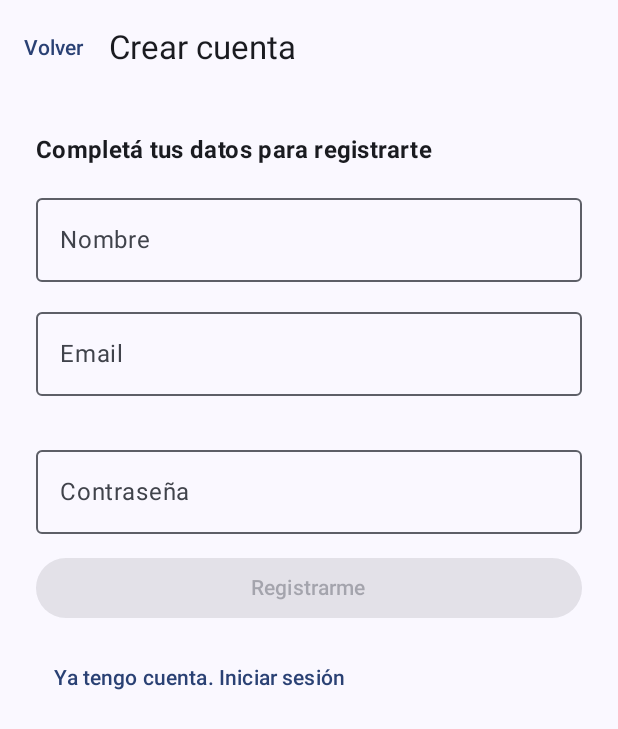
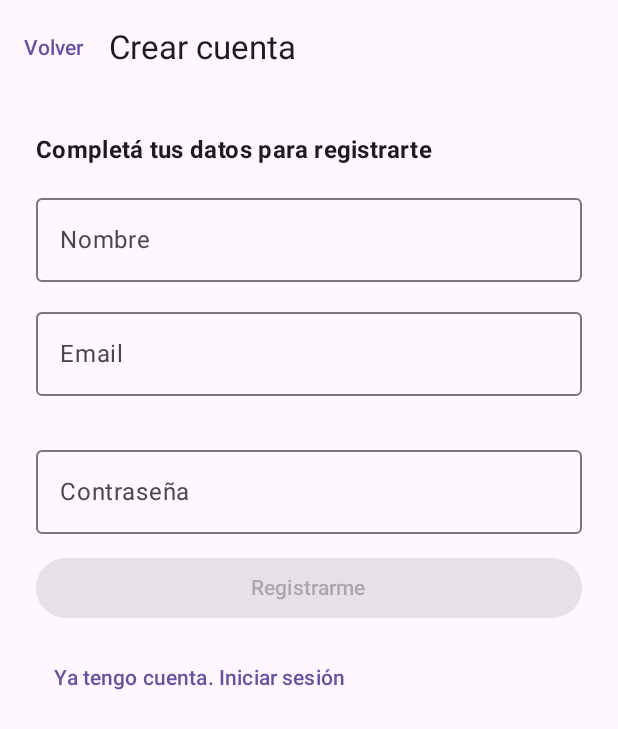
Before and after one commit to DjWal4/Tp.Movil2.UnlaM.Tuiter, an Android app built with Jetpack Compose: the screen it shows after launch (MainActivity), after a tap on "¿No tenés cuenta? Crear cuenta", on a phone screen of 412 x 824 dp. Shown: the top 729 px of the screen. Run offline under Robolectric (Android 15) with nearby library versions, the phone set to English and light mode, and no system bars; our stand-ins replace Room's generated code; libraries missing offline, so code that uses them is left out: androidx.room3, androidx.room3.migration; 5 statements that could not run were skipped.

Commit message:
fix(ui): fuerza el tema claro y agrega Surface de fondo
Con el celular en modo oscuro, Compose usaba la paleta oscura (textos
claros) sobre la ventana clara de themes.xml: todo el texto del login
quedaba casi invisible. Ahora el tema es siempre claro, sin color
dinamico, y el contenido se pinta sobre un Surface con el color de
fondo del tema.

TextFieldColors decide por la luminancia del esquema (no por el modo
del sistema) y usa un gris mas oscuro para el texto y las etiquetas.

Verificado en el dispositivo midiendo los pixeles de una captura:
texto #1F1F1F sobre #FEF7FF y botones #6650A4 con texto blanco.

```diff
--- a/app/src/main/java/ar/edu/unlam/tuiter/ui/theme/TextFieldColors.kt
+++ b/app/src/main/java/ar/edu/unlam/tuiter/ui/theme/TextFieldColors.kt
@@ -3,47 +3,65 @@ package ar.edu.unlam.tuiter.ui.theme
 // ============================================================
 // COLORES DE LOS CAMPOS DE TEXTO (mejora de legibilidad)
 // ============================================================
-// Problema: con el tema dinámico de Android, el texto que el usuario
-// escribe en los campos quedaba con un gris muy claro y no se leía bien.
+// Problema: el texto que el usuario escribe en los campos quedaba con un
+// gris muy claro y no se leía bien sobre el fondo claro del formulario.
 //
 // Solución: un solo lugar donde definimos el color del texto escrito y
 // del cursor. Cualquier pantalla que lo necesite usa `tuiterTextFieldColors()`
 // y queda con el mismo aspecto (interfaz consistente).
 //
-// Se adapta al tema:
-//  - Fondo claro -> texto gris oscuro.
-//  - Fondo oscuro -> texto gris claro.
+// IMPORTANTE (corrección): antes decidíamos con `isSystemInDarkTheme()`,
+// que mira si el CELULAR está en modo oscuro. Eso era un error: el celular
+// puede estar en modo oscuro mientras la app usa el tema claro. Ahora
+// decidimos según la LUMINANCIA del fondo real del tema (colorScheme).
+// Así el color del texto siempre contrasta con el fondo que se ve de verdad.
 
-import androidx.compose.foundation.isSystemInDarkTheme
 import androidx.compose.material3.MaterialTheme
 import androidx.compose.material3.OutlinedTextFieldDefaults
 import androidx.compose.material3.TextFieldColors
 import androidx.compose.runtime.Composable
 import androidx.compose.ui.graphics.Color
+import androidx.compose.ui.graphics.luminance
 
-// Gris oscuro: se lee bien sobre el fondo claro del formulario.
-private val TextoCampoClaro = Color(0xFF3A3A3A)
+// Gris muy oscuro: máximo contraste sobre el fondo claro del formulario.
+private val TextoCampoClaro = Color(0xFF1F1F1F)
 
-// Gris claro: se lee bien si el celular está en modo oscuro.
-private val TextoCampoOscuro = Color(0xFFEDEDED)
+// Gris claro: se lee bien si algún día se usa un fondo oscuro.
+private val TextoCampoOscuro = Color(0xFFF2F2F2)
+
+// Gris para la etiqueta ("Email", "Contraseña") cuando el campo NO tiene foco.
+// Es más oscuro que el onSurfaceVariant del tema, para que se lea bien.
+private val EtiquetaCampoClaro = Color(0xFF44474E)
+private val EtiquetaCampoOscuro = Color(0xFFCAC4D0)
 
 // Devuelve la paleta de colores para un OutlinedTextField.
 // Se usa así:  OutlinedTextField(..., colors = tuiterTextFieldColors())
 @Composable
 fun tuiterTextFieldColors(): TextFieldColors {
-    // ¿El celular está en modo oscuro?
-    val modoOscuro = isSystemInDarkTheme()
+    // ¿El fondo del tema es oscuro? Lo medimos con su luminancia:
+    // 0 = negro, 1 = blanco. Menos de 0.5 significa fondo oscuro.
+    // Esto es más confiable que preguntarle al sistema operativo.
+    val fondoOscuro = MaterialTheme.colorScheme.background.luminance() < 0.5f
 
     // Color del texto que escribe el usuario (el mismo con o sin foco).
-    val colorTexto = if (modoOscuro) TextoCampoOscuro else TextoCampoClaro
+    val colorTexto = if (fondoOscuro) TextoCampoOscuro else TextoCampoClaro
+
+    // Color de la etiqueta cuando el campo está sin foco.
+    val colorEtiqueta = if (fondoOscuro) EtiquetaCampoOscuro else EtiquetaCampoClaro
 
     return OutlinedTextFieldDefaults.colors(
         // Texto escrito por el usuario.
         focusedTextColor = colorTexto,
         unfocusedTextColor = colorTexto,
-        // Etiqueta ("Email", "Contraseña"): violeta al enfocar, gris al resto.
+        // Etiqueta ("Email", "Contraseña"): violeta al enfocar, gris legible al resto.
         focusedLabelColor = MaterialTheme.colorScheme.primary,
-        unfocusedLabelColor = MaterialTheme.colorScheme.onSurfaceVariant,
+        unfocusedLabelColor = colorEtiqueta,
+        // Texto de ayuda/placeholder, por si se agrega más adelante.
+        focusedPlaceholderColor = colorEtiqueta,
+        unfocusedPlaceholderColor = colorEtiqueta,
+        // Borde del campo: se ve claramente cuál está enfocado.
+        focusedBorderColor = MaterialTheme.colorScheme.primary,
+        unfocusedBorderColor = colorEtiqueta,
         // Cursor (la barrita que parpadea al escribir).
         cursorColor = MaterialTheme.colorScheme.primary
     )
--- a/app/src/main/java/ar/edu/unlam/tuiter/ui/theme/Theme.kt
+++ b/app/src/main/java/ar/edu/unlam/tuiter/ui/theme/Theme.kt
@@ -2,13 +2,17 @@ package ar.edu.unlam.tuiter.ui.theme
 
 import android.app.Activity
 import android.os.Build
-import androidx.compose.foundation.isSystemInDarkTheme
+// Se quitó el import de isSystemInDarkTheme: ya no lo usamos porque la app
+// fuerza el tema claro (ver la explicación en UNLaMTuiterTheme).
+import androidx.compose.foundation.layout.fillMaxSize
 import androidx.compose.material3.MaterialTheme
+import androidx.compose.material3.Surface
 import androidx.compose.material3.darkColorScheme
 import androidx.compose.material3.dynamicDarkColorScheme
 import androidx.compose.material3.dynamicLightColorScheme
 import androidx.compose.material3.lightColorScheme
 import androidx.compose.runtime.Composable
+import androidx.compose.ui.Modifier
 import androidx.compose.ui.platform.LocalContext
 
 private val DarkColorScheme = darkColorScheme(
@@ -35,9 +39,23 @@ private val LightColorScheme = lightColorScheme(
 
 @Composable
 fun UNLaMTuiterTheme(
-    darkTheme: Boolean = isSystemInDarkTheme(),
+    // ============================================================
+    // ARREGLO DE LEGIBILIDAD (por qué el tema está fijo en claro)
+    // ============================================================
+    // Antes: darkTheme = isSystemInDarkTheme(). El celular de prueba está en
+    // modo oscuro, así que Compose elegía DarkColorScheme (textos claros:
+    // #D0BCFF, #CAC4D0), pero la ventana de Android seguía pintándose clara
+    // (themes.xml usa un tema Light). Resultado: texto claro sobre fondo
+    // claro = casi invisible.
+    //
+    // Ahora forzamos el tema claro para que los colores de Compose y el fondo
+    // real de la ventana coincidan siempre, sin importar el modo del celular.
+    darkTheme: Boolean = false,
     // Dynamic color is available on Android 12+
-    dynamicColor: Boolean = true,
+    // También lo apagamos: el color dinámico toma los colores del fondo de
+    // pantalla del celular y puede devolver combinaciones poco legibles.
+    // Con false usamos siempre nuestra paleta (LightColorScheme).
+    dynamicColor: Boolean = false,
     content: @Composable () -> Unit
 ) {
     val colorScheme = when {
@@ -53,6 +71,17 @@ fun UNLaMTuiterTheme(
     MaterialTheme(
         colorScheme = colorScheme,
         typography = Typography,
-        content = content
+        // Surface pinta TODO el fondo con colorScheme.background.
+        // Sin esto, las pantallas que no dibujan su propio fondo dejaban ver
+        // el fondo de la ventana (claro) y los textos del tema quedaban sin
+        // contraste. Con Surface, fondo y colores siempre son del mismo tema.
+        content = {
+            Surface(
+                modifier = Modifier.fillMaxSize(),
+                color = MaterialTheme.colorScheme.background
+            ) {
+                content()
+            }
+        }
     )
 }
```
Also changed, not shown: 1 other file.
